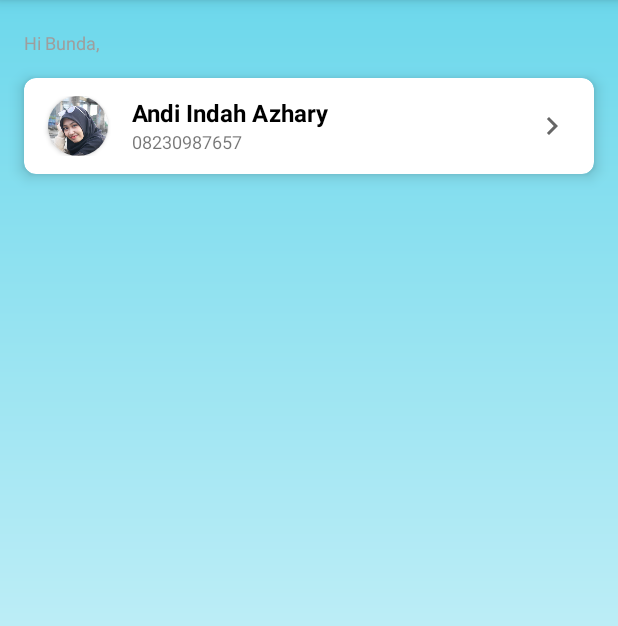
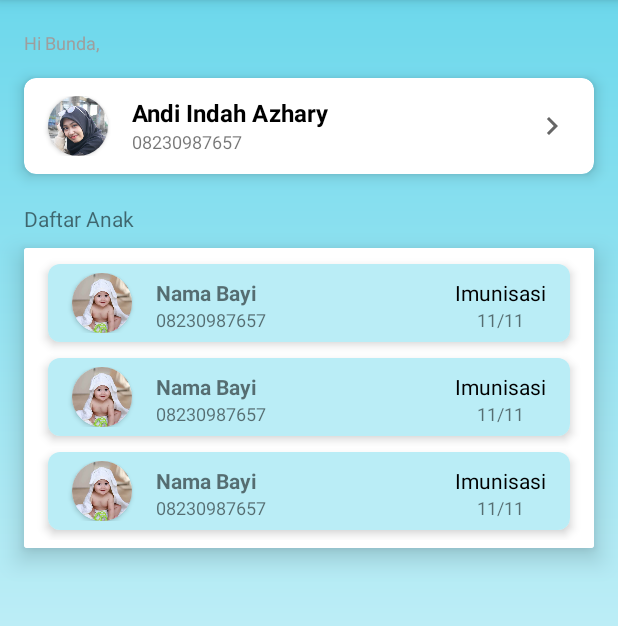
Before and after one commit to azwarbahar/Apmodasi, an Android app: the MenuActivity screen opened directly, with no data from a screen before it, on a phone screen of 412 x 824 dp, the part 84-710 px from its top. Run offline under Robolectric (Android 15) with nearby library versions, the phone set to English and light mode, and no system bars.

Commit message:
add list bayi

```diff
--- a/app/src/main/java/com/skripsi/apmodasi/ui/activity/MenuActivity.java
+++ b/app/src/main/java/com/skripsi/apmodasi/ui/activity/MenuActivity.java
@@ -2,15 +2,20 @@ package com.skripsi.apmodasi.ui.activity;
 
 import androidx.appcompat.app.AppCompatActivity;
 import androidx.cardview.widget.CardView;
+import androidx.recyclerview.widget.LinearLayoutManager;
+import androidx.recyclerview.widget.RecyclerView;
 
 import android.content.Intent;
 import android.os.Bundle;
 import android.view.View;
 
 import com.skripsi.apmodasi.R;
+import com.skripsi.apmodasi.ui.adapter.BayiAdapter;
 
 public class MenuActivity extends AppCompatActivity {
 
+    private RecyclerView rv_bayi;
+    private BayiAdapter bayiAdapter;
     private CardView cv_foto;
     private CardView cv_profile;
 
@@ -19,10 +24,17 @@ public class MenuActivity extends AppCompatActivity {
         super.onCreate(savedInstanceState);
         setContentView(R.layout.activity_menu);
 
+        rv_bayi = findViewById(R.id.rv_bayi);
+
         cv_profile = findViewById(R.id.cv_profile);
         cv_profile.setOnClickListener(this::clickProfile);
         cv_foto = findViewById(R.id.cv_foto);
         cv_foto.setOnClickListener(this::clickPhoto);
+
+        rv_bayi.setLayoutManager(new LinearLayoutManager(this));
+        bayiAdapter = new BayiAdapter(this);
+        rv_bayi.setAdapter(bayiAdapter);
+
     }
 
     private void clickProfile(View view) {
--- /dev/null
+++ b/app/src/main/java/com/skripsi/apmodasi/ui/adapter/BayiAdapter.java
@@ -0,0 +1,46 @@
+package com.skripsi.apmodasi.ui.adapter;
+
+import android.content.Context;
+import android.view.LayoutInflater;
+import android.view.View;
+import android.view.ViewGroup;
+
+import androidx.annotation.NonNull;
+import androidx.recyclerview.widget.RecyclerView;
+
+import com.skripsi.apmodasi.R;
+
+public class BayiAdapter extends RecyclerView.Adapter<BayiAdapter.MyHolderView> {
+
+    private Context context;
+
+    public BayiAdapter(Context context) {
+        this.context = context;
+    }
+
+    @NonNull
+    @Override
+    public BayiAdapter.MyHolderView onCreateViewHolder(@NonNull ViewGroup parent, int viewType) {
+        View view;
+        view = LayoutInflater.from(parent.getContext()).inflate(R.layout.item_bayi, parent, false);
+        BayiAdapter.MyHolderView myHolderView = new BayiAdapter.MyHolderView(view);
+
+        return myHolderView;
+    }
+
+    @Override
+    public void onBindViewHolder(@NonNull BayiAdapter.MyHolderView holder, int position) {
+
+    }
+
+    @Override
+    public int getItemCount() {
+        return 6;
+    }
+
+    public class MyHolderView extends RecyclerView.ViewHolder {
+        public MyHolderView(@NonNull View itemView) {
+            super(itemView);
+        }
+    }
+}
--- a/app/src/main/res/layout/activity_menu.xml
+++ b/app/src/main/res/layout/activity_menu.xml
@@ -98,11 +98,37 @@
 
     </androidx.cardview.widget.CardView>
 
+    <TextView
+        android:id="@+id/tv2"
+        android:layout_marginHorizontal="16dp"
+        android:layout_marginTop="@dimen/dimen_20dp"
+        android:layout_below="@+id/cv_profile"
+        android:text="Daftar Anak"
+        android:layout_width="wrap_content"
+        android:layout_height="wrap_content"/>
+
         <androidx.cardview.widget.CardView
-            android:layout_marginTop="@dimen/dimen_20dp"
-            android:layout_below="@+id/cv_profile"
+            android:layout_marginTop="10dp"
+            android:layout_below="@+id/tv2"
+            app:cardElevation="10dp"
+            android:layout_marginHorizontal="16dp"
             android:layout_width="match_parent"
-            android:layout_height="wrap_content">
+            android:layout_height="200dp">
+
+            <RelativeLayout
+                android:background="@color/white"
+                android:paddingVertical="5dp"
+                android:layout_width="match_parent"
+                android:layout_height="wrap_content">
+
+                <androidx.recyclerview.widget.RecyclerView
+                    android:id="@+id/rv_bayi"
+                    android:layout_width="match_parent"
+                    tools:listitem="@layout/item_bayi"
+                    tools:itemCount="10"
+                    android:layout_height="wrap_content"/>
+
+            </RelativeLayout>
 
         </androidx.cardview.widget.CardView>
 
--- /dev/null
+++ b/app/src/main/res/layout/item_bayi.xml
@@ -0,0 +1,79 @@
+<?xml version="1.0" encoding="utf-8"?>
+<androidx.cardview.widget.CardView xmlns:android="http://schemas.android.com/apk/res/android"
+    xmlns:app="http://schemas.android.com/apk/res-auto"
+    android:layout_width="match_parent"
+    android:layout_height="wrap_content"
+    android:layout_marginHorizontal="16dp"
+    android:layout_marginVertical="5dp"
+    app:cardCornerRadius="8dp"
+    app:cardElevation="4dp">
+
+    <RelativeLayout
+        android:layout_width="match_parent"
+        android:layout_height="wrap_content"
+        android:background="#BAEDF6"
+        android:paddingVertical="6dp">
+
+        <androidx.cardview.widget.CardView
+            android:id="@+id/cv_foto"
+            android:layout_width="40dp"
+            android:layout_height="40dp"
+            android:layout_marginHorizontal="16dp"
+            app:cardCornerRadius="20dp">
+
+            <RelativeLayout
+                android:layout_width="match_parent"
+                android:layout_height="match_parent">
+
+                <ImageView
+                    android:id="@+id/foto_bayi"
+                    android:layout_width="match_parent"
+                    android:layout_height="match_parent"
+                    android:scaleType="fitXY"
+                    android:src="@drawable/img_baby" />
+
+            </RelativeLayout>
+
+        </androidx.cardview.widget.CardView>
+
+        <TextView
+            android:id="@+id/tv_nama_bayi"
+            android:layout_width="wrap_content"
+            android:layout_height="wrap_content"
+            android:layout_toRightOf="@id/cv_foto"
+            android:layout_marginTop="3dp"
+            android:text="Nama Bayi"
+            android:textStyle="bold" />
+
+        <TextView
+            android:id="@+id/tv_usia"
+            android:layout_width="wrap_content"
+            android:layout_height="wrap_content"
+            android:layout_below="@id/tv_nama_bayi"
+            android:layout_toRightOf="@id/cv_foto"
+            android:text="08230987657"
+            android:textSize="12dp" />
+
+        <TextView
+            android:id="@+id/tv1"
+            android:layout_marginHorizontal="16dp"
+            android:layout_alignParentRight="true"
+            android:textColor="@color/black"
+            android:text="Imunisasi"
+            android:layout_alignTop="@id/tv_nama_bayi"
+            android:layout_width="wrap_content"
+            android:layout_height="wrap_content"/>
+
+        <TextView
+            android:gravity="center_horizontal"
+            android:layout_alignLeft="@id/tv1"
+            android:layout_alignRight="@id/tv1"
+            android:layout_below="@id/tv1"
+            android:text="11/11"
+            android:textSize="12sp"
+            android:layout_width="wrap_content"
+            android:layout_height="wrap_content"/>
+
+    </RelativeLayout>
+
+</androidx.cardview.widget.CardView>
```
Also changed, not shown: app/src/main/res/drawable/img_baby.png (added).
